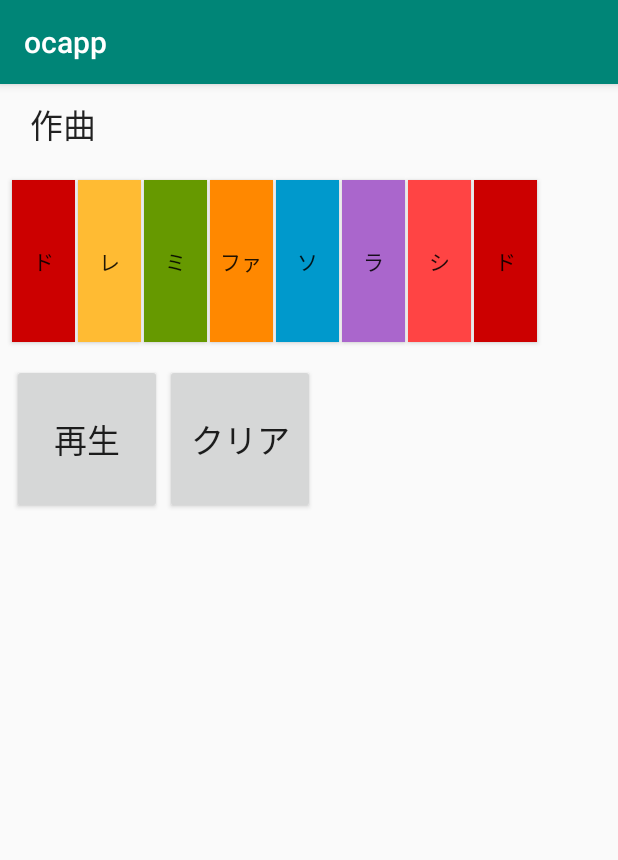
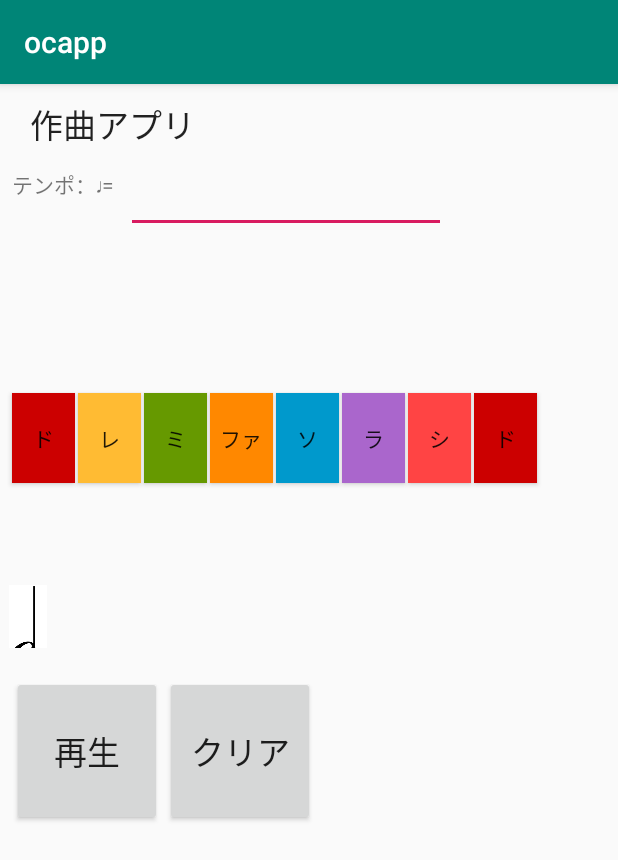
Before and after one commit to masterpiece015v/ocapp, an Android app: the screen it shows after launch (MainActivity), after a tap on an icon or button, on a phone screen of 412 x 824 dp. Shown: the top 860 px of the screen. Run offline under Robolectric (Android 15) with nearby library versions, the phone set to English and light mode, and no system bars.

Commit message:
19080602

```diff
--- a/app/src/main/java/com/example/ocuser/ocapp/MainActivity.kt
+++ b/app/src/main/java/com/example/ocuser/ocapp/MainActivity.kt
@@ -4,7 +4,12 @@ import android.media.AudioAttributes
 import android.media.SoundPool
 import android.support.v7.app.AppCompatActivity
 import android.os.Bundle
+import android.support.constraint.ConstraintLayout
+import android.support.constraint.ConstraintSet
+import android.util.Log
+import android.view.View
 import android.widget.Button
+import android.widget.ImageView
 import kotlinx.coroutines.Dispatchers
 import kotlinx.coroutines.GlobalScope
 import kotlinx.coroutines.async
@@ -24,8 +29,11 @@ class MainActivity : AppCompatActivity() {
     lateinit var btn_ra1 : Button                //ラの鍵盤
     lateinit var btn_si1 : Button                //シの鍵盤
     lateinit var btn_do2 : Button               //高いドの鍵盤
-    lateinit var btn_play :Button               //再生のボタン
+    lateinit var btn_play : Button               //再生のボタン
     lateinit var btn_clear : Button             //クリアのボタン
+    lateinit var lay_score : ConstraintLayout   //楽譜
+    lateinit var const_set : ConstraintSet
+    var beforeId : Int = 0                      //ひとつ前のid
 
     override fun onCreate(savedInstanceState: Bundle?) {
         super.onCreate(savedInstanceState)
@@ -65,15 +73,15 @@ class MainActivity : AppCompatActivity() {
     fun btnDo2(){
 
     }
+
     //再生ボタンをクリックした時の処理
     fun btnPlayClick(){
         setScore( "ド1" , 800 )
         setScore( "レ1" , 400 )
+    }
 
-    }
     //scoreListを再生する非同期プログラム
     fun scorePlay(){
-
         GlobalScope.launch( Dispatchers.Main ){
             btn_play.isEnabled = false
             async( Dispatchers.Default ){
@@ -88,52 +96,61 @@ class MainActivity : AppCompatActivity() {
             btn_play.isEnabled = true
         }
     }
+
     //初期化処理
     fun init(){
         //音源の準備
         val audioAttributes = AudioAttributes.Builder().setUsage(AudioAttributes.USAGE_GAME).setContentType(AudioAttributes.CONTENT_TYPE_MUSIC).build()
         soundPool = SoundPool.Builder().setAudioAttributes(audioAttributes).setMaxStreams(2).build()
-        scaleMap.put("ド1",soundPool.load(this,R.raw.s_do,1))
-        scaleMap.put("レ1",soundPool.load(this,R.raw.s_re,1))
-        scaleMap.put("ミ1",soundPool.load(this,R.raw.s_mi,1))
+        scaleMap.put("ド1",  soundPool.load(this,R.raw.s_do,1))
+        scaleMap.put("レ1",  soundPool.load(this,R.raw.s_re,1))
+        scaleMap.put("ミ1",  soundPool.load(this,R.raw.s_mi,1))
         scaleMap.put("ファ1",soundPool.load(this,R.raw.s_fa,1))
-        scaleMap.put("ソ1",soundPool.load(this,R.raw.s_so,1))
-        scaleMap.put("ラ1",soundPool.load(this,R.raw.s_ra,1))
-        scaleMap.put("シ1",soundPool.load(this,R.raw.s_si,1) )
-        scaleMap.put("ド2",soundPool.load(this,R.raw.s_do2,1))
+        scaleMap.put("ソ1",  soundPool.load(this,R.raw.s_so,1))
+        scaleMap.put("ラ1",  soundPool.load(this,R.raw.s_ra,1))
+        scaleMap.put("シ1",  soundPool.load(this,R.raw.s_si,1))
+        scaleMap.put("ド2",  soundPool.load(this,R.raw.s_do2,1))
 
         //鍵盤にイベントを割り当てる
         btn_do1 = findViewById(R.id.btn_do1)
         btn_do1.setOnClickListener{
             btnDo1()
+            addLayScore( createImageView(R.drawable.onpu02), 80)
         }
         btn_re1 = findViewById(R.id.btn_re1)
         btn_re1.setOnClickListener{
             btnRe1()
+            addLayScore( createImageView(R.drawable.onpu02), 70)
         }
         btn_mi1=findViewById(R.id.btn_mi1)
         btn_mi1.setOnClickListener{
             btnMi1()
+            addLayScore( createImageView(R.drawable.onpu02), 60)
         }
         btn_fa1=findViewById(R.id.btn_fa1)
         btn_fa1.setOnClickListener{
             btnFa1()
+            addLayScore( createImageView(R.drawable.onpu02), 50)
         }
         btn_so1=findViewById(R.id.btn_so1)
         btn_so1.setOnClickListener{
             btnSo1()
+            addLayScore( createImageView(R.drawable.onpu02), 40)
         }
         btn_ra1=findViewById(R.id.btn_ra1)
         btn_ra1.setOnClickListener {
             btnRa1()
+            addLayScore( createImageView(R.drawable.onpu02), 30)
         }
         btn_si1=findViewById(R.id.btn_si1)
         btn_si1.setOnClickListener{
             btnSi1()
+            addLayScore( createImageView(R.drawable.onpu02), 20)
         }
         btn_do2= findViewById( R.id.btn_do2)
         btn_do2.setOnClickListener{
             btnDo2()
+            addLayScore( createImageView(R.drawable.onpu02), 10)
         }
         //楽譜を再生ボタン
         btn_play = findViewById(R.id.btn_play)
@@ -141,18 +158,45 @@ class MainActivity : AppCompatActivity() {
             btnPlayClick()
             scorePlay()
         }
-        //クリアボタン
-        //btn_clear = findViewById<Button>(R.id.btn_clear)
-        //btn_clear.setOnClickListener(Btn_AnswerClear_ClickListener())
-
+        //楽譜のレイアウト
+        lay_score = findViewById(R.id.lay_score)
+        //コンストレイントセット
+        const_set = ConstraintSet()
     }
 
     //音を設定する
     fun setScore( oto : String , delay : Long){
         scoreList.add( Note( oto , delay ))
     }
+
     //音を出す
     fun sound( oto :String ){
         soundPool.play( scaleMap[oto]!!,1.0f,1.0f,0,0,1.0f)
     }
+
+    //画像を作る
+    fun createImageView( id : Int ): ImageView {
+        val img = ImageView( this )
+        img.setImageResource( id )
+        img.id = View.generateViewId()
+        return img
+    }
+
+    //音符をlay_scoreに追加する
+    fun addLayScore( img : ImageView , margin : Int){
+        const_set.clone( lay_score )
+        lay_score.addView( img )
+        Log.d("image:" , img.id.toString() )
+        const_set.constrainHeight( img.id, 80 )
+        const_set.constrainWidth( img.id, 50 )
+        if( beforeId==0) {
+            const_set.connect(img.id, ConstraintSet.LEFT, ConstraintSet.PARENT_ID, ConstraintSet.LEFT)
+            const_set.connect(img.id, ConstraintSet.TOP, ConstraintSet.PARENT_ID, ConstraintSet.TOP , margin)
+        }else{
+            const_set.connect(img.id, ConstraintSet.LEFT, beforeId, ConstraintSet.RIGHT)
+            const_set.connect(img.id, ConstraintSet.TOP, ConstraintSet.PARENT_ID, ConstraintSet.TOP , margin)
+        }
+        beforeId = img.id
+        const_set.applyTo( lay_score )
+    }
 }
--- a/app/src/main/res/layout/activity_main.xml
+++ b/app/src/main/res/layout/activity_main.xml
@@ -9,7 +9,7 @@
     <Button
         android:id="@+id/btn_do1"
         android:layout_width="42dp"
-        android:layout_height="108dp"
+        android:layout_height="60dp"
         android:layout_marginStart="8dp"
         android:layout_marginTop="10dp"
         android:background="@android:color/holo_red_dark"
@@ -20,7 +20,7 @@
     <Button
         android:id="@+id/btn_do2"
         android:layout_width="42dp"
-        android:layout_height="108dp"
+        android:layout_height="60dp"
         android:layout_marginStart="2dp"
         android:layout_marginTop="10dp"
         android:background="@android:color/holo_red_dark"
@@ -31,7 +31,7 @@
     <Button
         android:id="@+id/btn_re1"
         android:layout_width="42dp"
-        android:layout_height="108dp"
+        android:layout_height="60dp"
         android:layout_marginStart="2dp"
         android:layout_marginTop="10dp"
         android:background="@android:color/holo_orange_light"
@@ -44,7 +44,7 @@
         android:layout_width="wrap_content"
         android:layout_height="wrap_content"
         android:orientation="horizontal"
-        app:layout_constraintGuide_begin="54dp" />
+        app:layout_constraintGuide_begin="196dp" />
 
     <TextView
         android:id="@+id/txt_title"
@@ -52,7 +52,7 @@
         android:layout_height="wrap_content"
         android:layout_marginStart="20dp"
         android:layout_marginTop="10dp"
-        android:text="作曲"
+        android:text="作曲アプリ"
         android:textAppearance="@style/TextAppearance.AppCompat.Large"
         app:layout_constraintStart_toStartOf="parent"
         app:layout_constraintTop_toTopOf="parent" />
@@ -60,7 +60,7 @@
     <Button
         android:id="@+id/btn_mi1"
         android:layout_width="42dp"
-        android:layout_height="108dp"
+        android:layout_height="60dp"
         android:layout_marginStart="2dp"
         android:layout_marginTop="10dp"
         android:background="@android:color/holo_green_dark"
@@ -71,7 +71,7 @@
     <Button
         android:id="@+id/btn_fa1"
         android:layout_width="42dp"
-        android:layout_height="108dp"
+        android:layout_height="60dp"
         android:layout_marginStart="2dp"
         android:layout_marginTop="10dp"
         android:background="@android:color/holo_orange_dark"
@@ -82,7 +82,7 @@
     <Button
         android:id="@+id/btn_so1"
         android:layout_width="42dp"
-        android:layout_height="108dp"
+        android:layout_height="60dp"
         android:layout_marginStart="2dp"
         android:layout_marginTop="10dp"
         android:background="@android:color/holo_blue_dark"
@@ -93,7 +93,7 @@
     <Button
         android:id="@+id/btn_ra1"
         android:layout_width="42dp"
-        android:layout_height="108dp"
+        android:layout_height="60dp"
         android:layout_marginStart="2dp"
         android:layout_marginTop="10dp"
         android:background="@android:color/holo_purple"
@@ -104,7 +104,7 @@
     <Button
         android:id="@+id/btn_si1"
         android:layout_width="42dp"
-        android:layout_height="108dp"
+        android:layout_height="60dp"
         android:layout_marginStart="2dp"
         android:layout_marginTop="10dp"
         android:background="@android:color/holo_red_light"
@@ -127,8 +127,10 @@
         android:id="@+id/guideline4"
         android:layout_width="wrap_content"
         android:layout_height="wrap_content"
+        android:layout_marginTop="370dp"
         android:orientation="horizontal"
-        app:layout_constraintGuide_begin="183dp" />
+        app:layout_constraintGuide_begin="391dp"
+        app:layout_constraintTop_toTopOf="parent" />
 
     <Button
         android:id="@+id/btn_clear"
@@ -141,4 +143,60 @@
         app:layout_constraintStart_toEndOf="@+id/btn_play"
         app:layout_constraintTop_toBottomOf="@+id/guideline4" />
 
+    <TextView
+        android:id="@+id/textView"
+        android:layout_width="wrap_content"
+        android:layout_height="wrap_content"
+        android:layout_marginStart="8dp"
+        android:layout_marginTop="8dp"
+        android:text="テンポ：♩="
+        app:layout_constraintStart_toStartOf="parent"
+        app:layout_constraintTop_toTopOf="@+id/guideline2" />
+
+    <EditText
+        android:id="@+id/edt_tempo"
+        android:layout_width="wrap_content"
+        android:layout_height="43dp"
+        android:layout_marginStart="8dp"
+        android:layout_marginTop="8dp"
+        android:ems="10"
+        android:inputType="number"
+        app:layout_constraintStart_toEndOf="@+id/textView"
+        app:layout_constraintTop_toTopOf="@+id/guideline2" />
+
+    <android.support.constraint.Guideline
+        android:id="@+id/guideline2"
+        android:layout_width="wrap_content"
+        android:layout_height="wrap_content"
+        android:orientation="horizontal"
+        app:layout_constraintGuide_begin="48dp" />
+
+    <android.support.constraint.Guideline
+        android:id="@+id/guideline3"
+        android:layout_width="wrap_content"
+        android:layout_height="wrap_content"
+        android:orientation="horizontal"
+        app:layout_constraintGuide_begin="279dp" />
+
+    <android.support.constraint.ConstraintLayout
+        android:id="@+id/lay_score"
+        android:layout_width="0dp"
+        android:layout_height="95dp"
+        android:layout_marginStart="2dp"
+        android:layout_marginTop="2dp"
+        android:layout_marginEnd="2dp"
+        app:layout_constraintEnd_toEndOf="parent"
+        app:layout_constraintHorizontal_bias="0.0"
+        app:layout_constraintStart_toStartOf="parent"
+        app:layout_constraintTop_toBottomOf="@+id/guideline3">
+
+
+        <View
+            android:id="@+id/view2"
+            android:layout_width="wrap_content"
+            android:layout_height="1dp"
+            tools:layout_editor_absoluteX="0dp"
+            tools:layout_editor_absoluteY="0dp" />
+    </android.support.constraint.ConstraintLayout>
+
 </android.support.constraint.ConstraintLayout>
```
Also changed, not shown: app/src/main/res/drawable/kyufu00.png (added), app/src/main/res/drawable/kyufu02.png (added), app/src/main/res/drawable/kyufu04.png (added), app/src/main/res/drawable/kyufu08.png (added), app/src/main/res/drawable/kyufu16.png (added), app/src/main/res/drawable/onpu02.png (added), app/src/main/res/drawable/onpu04.png (added), app/src/main/res/drawable/onpu08.png (added), app/src/main/res/drawable/onpu16.png (added), app/src/main/res/drawable/onpu2.png (deleted).
